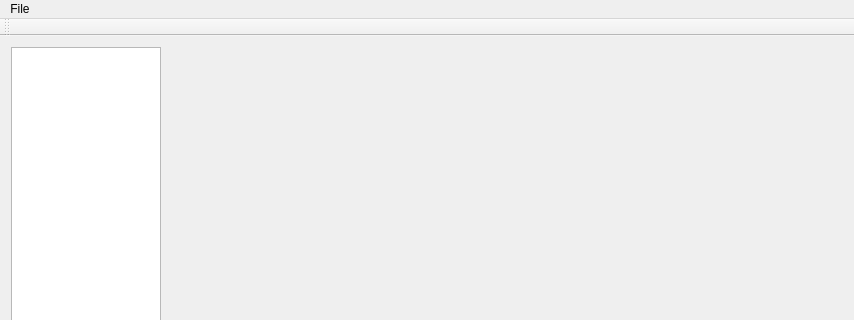
Old version of the form mainwindow.ui in the repository FredrikL/SensorDisplay; both pictures show x 0 to 854 and y 0 to 320 of the 854 by 644 pixel window.
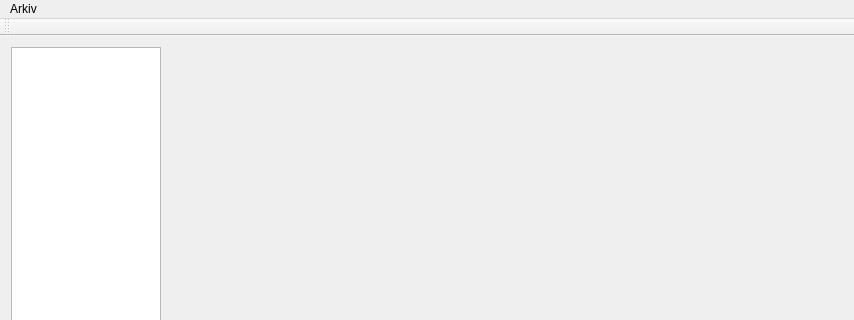
New version of the form. Custom widgets are drawn as their Qt base class.

Commit message: translations + exit menu item

```diff
--- a/mainwindow.ui
+++ b/mainwindow.ui
@@ -72,7 +72,7 @@
    </property>
    <widget class="QMenu" name="menuFile">
     <property name="title">
-     <string>File</string>
+     <string>Arkiv</string>
     </property>
     <addaction name="actionOpen"/>
    </widget>
```
Left out of the diff: 12 changed lines with no effect on the pictures. The commit also changes 2 other files.
